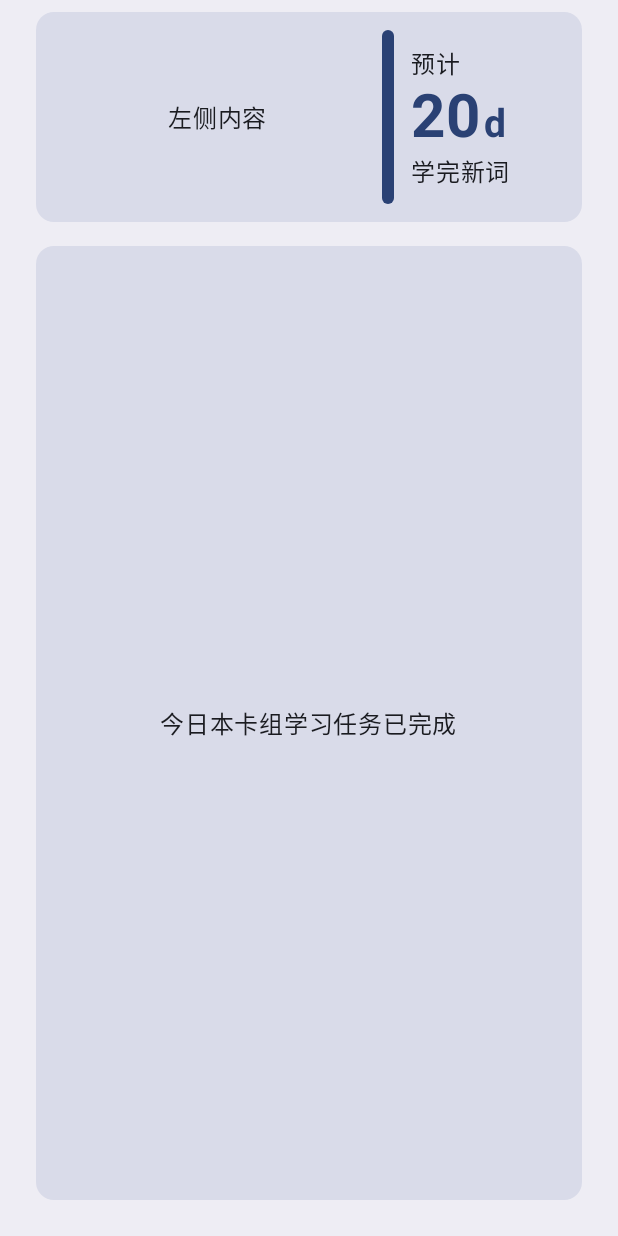
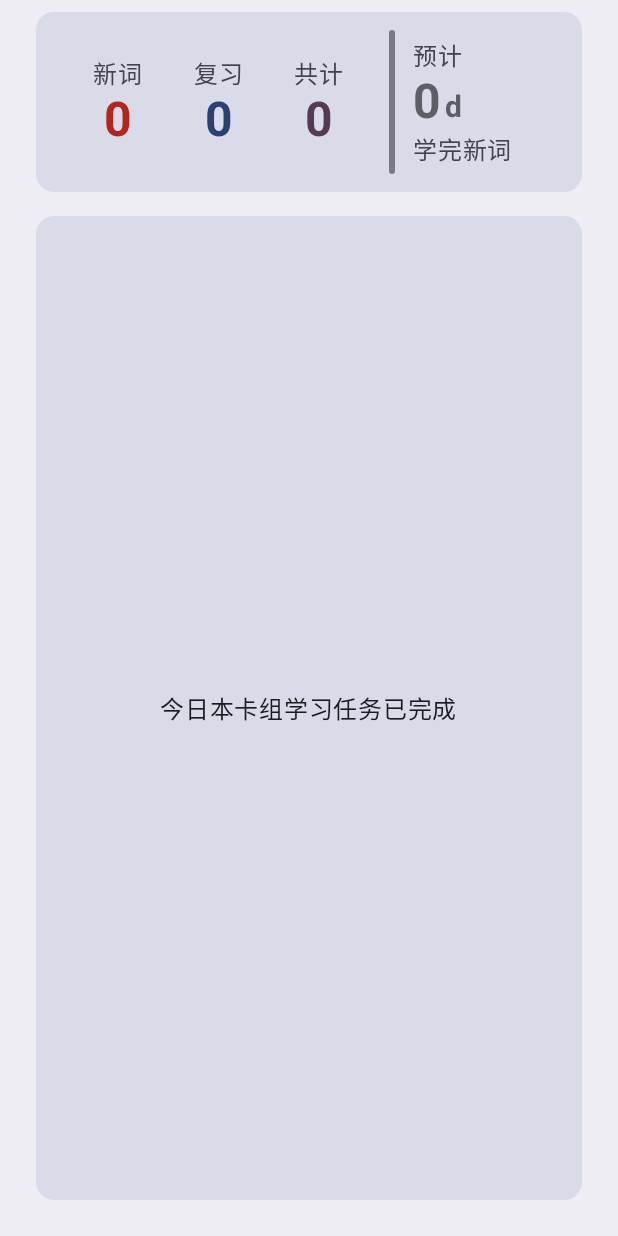
Before and after one commit to sakesane/Memori, an Android app built with Jetpack Compose: the composable CardScreen called with empty values, on a phone screen of 412 x 824 dp. Run offline under Robolectric (Android 15) with nearby library versions, the phone set to English and light mode, and no system bars; our stand-ins replace Dagger/Hilt's generated code, Room's generated code, accompanist, livedata-compose.

Commit message:
🥱完成 topInfo + 调整字体大小

```diff
--- a/app/src/main/java/com/example/memori/database/MemoriDB.kt
+++ b/app/src/main/java/com/example/memori/database/MemoriDB.kt
@@ -11,9 +11,8 @@ import com.example.memori.database.util.Converters
     entities = [
         Card::class,
         Deck::class,
-        Revlog::class,
     ],
-    version = 3,
+    version = 4,
     exportSchema = false
 )
 
@@ -21,5 +20,4 @@ import com.example.memori.database.util.Converters
 abstract class MemoriDB : RoomDatabase() {
     abstract fun cardDao(): CardDao
     abstract fun deckDao(): DeckDao
-    abstract fun revlogDao(): RevlogDao
 }
--- a/app/src/main/java/com/example/memori/database/dao/DeckDao.kt
+++ b/app/src/main/java/com/example/memori/database/dao/DeckDao.kt
@@ -24,4 +24,7 @@ interface DeckDao {
 
     @Query("SELECT * FROM decks")
     fun getAllFlow(): Flow<List<Deck>>
+
+    @Query("SELECT * FROM decks WHERE deckId = :deckId LIMIT 1")
+    fun getDeckFlow(deckId: Long): Flow<Deck?>
 }
--- a/app/src/main/java/com/example/memori/ui/bars/BottomNavBar.kt
+++ b/app/src/main/java/com/example/memori/ui/bars/BottomNavBar.kt
@@ -22,7 +22,7 @@ fun BottomNavBar(
 ) {
     val routes = listOf("home", "smart", "stats")
     val labels = listOf("主页", "AI", "统计")
-    val barColor = MaterialTheme.colorScheme.surface
+    val barColor = MaterialTheme.colorScheme.secondaryContainer
     val iconColor = MaterialTheme.colorScheme.onSurface
 
     NavigationBar(
--- a/app/src/main/java/com/example/memori/ui/card/CardScreen.kt
+++ b/app/src/main/java/com/example/memori/ui/card/CardScreen.kt
@@ -89,7 +89,7 @@ fun CardScreen(deckId: Long) {
         color = backgroundColor
     ) {
         Column(modifier = Modifier.fillMaxSize()) {
-            TopInfo()
+            TopInfo(deckId = deckId)
 
             // 队列非空时
             if (cards.isNotEmpty()){
--- a/app/src/main/java/com/example/memori/ui/card/topInfo/TopInfo.kt
+++ b/app/src/main/java/com/example/memori/ui/card/topInfo/TopInfo.kt
@@ -14,22 +14,43 @@ import androidx.compose.foundation.layout.height
 import androidx.compose.foundation.layout.padding
 import androidx.compose.foundation.layout.statusBars
 import androidx.compose.foundation.layout.width
+import androidx.compose.material3.MaterialTheme
 import androidx.compose.material3.Surface
 import androidx.compose.material3.Text
 import androidx.compose.runtime.Composable
+import androidx.compose.runtime.LaunchedEffect
+import androidx.compose.runtime.collectAsState
+import androidx.compose.runtime.remember
 import androidx.compose.ui.Alignment
 import androidx.compose.ui.Modifier
-import androidx.compose.ui.tooling.preview.Preview
 import androidx.compose.ui.unit.dp
 import androidx.compose.ui.unit.sp
+import androidx.hilt.navigation.compose.hiltViewModel
+import androidx.compose.runtime.getValue
+import androidx.compose.runtime.mutableStateOf
+import androidx.compose.runtime.setValue
+import com.example.memori.database.entity.Deck
 
 @Composable
-fun TopInfo() {
+fun TopInfo(deckId: Long, viewModel: TopInfoViewModel = hiltViewModel()) {
+    val deck by viewModel.deckFlow(deckId).collectAsState(initial = null)
+    var allNewCount by remember { mutableStateOf(0) }
+
+    LaunchedEffect(deckId) {
+        allNewCount = viewModel.getAllNewCount(deckId)
+    }
+
+    val expectedDays = getExpectedStudyDays(deck, allNewCount)
+
     val statusBarHeight = WindowInsets.statusBars.asPaddingValues().calculateTopPadding()
     // 主题
-    val outsideColor =  androidx.compose.material3.MaterialTheme.colorScheme.surface
-    val numberColor = androidx.compose.material3.MaterialTheme.colorScheme.primary
-    val barColor = androidx.compose.material3.MaterialTheme.colorScheme.primary
+    val outsideColor =  MaterialTheme.colorScheme.surface
+    val dayColor = MaterialTheme.colorScheme.outline
+    val barColor = MaterialTheme.colorScheme.outlineVariant
+    val rTextColor = MaterialTheme.colorScheme.onSurfaceVariant
+    val newColor = MaterialTheme.colorScheme.error
+    val relearnColor = MaterialTheme.colorScheme.primary
+    val sumColor = MaterialTheme.colorScheme.tertiary
 
     Surface(
         modifier = Modifier
@@ -39,9 +60,9 @@ fun TopInfo() {
                 end = 24.dp
             )
             .fillMaxWidth()
-            .height(140.dp),
+            .height(120.dp),
         color = outsideColor,
-        shape = androidx.compose.material3.MaterialTheme.shapes.medium,
+        shape = MaterialTheme.shapes.medium,
         tonalElevation = 20.dp
     ) {
         Box(
@@ -57,23 +78,32 @@ fun TopInfo() {
                 // 左侧内容
                 Box(
                     modifier = Modifier
-                        .weight(2f)
+                        .weight(2.1f)
                         .fillMaxHeight(),
                     contentAlignment = Alignment.Center
                 ) {
-                    Text(
-                        text = "左侧内容",
-                        color = androidx.compose.material3.MaterialTheme.colorScheme.onSurface
-                    )
+                    Row(
+                        verticalAlignment = Alignment.CenterVertically,
+                        horizontalArrangement = Arrangement.SpaceEvenly,
+                        modifier = Modifier.fillMaxWidth()
+                    ) {
+                        val newCount = deck?.newCount ?: 0
+                        val reviewCount = deck?.reviewCount ?: 0
+                        val sumCount = newCount + reviewCount
+                        statusCountBox("新词", newCount, newColor)
+                        statusCountBox("复习", reviewCount, relearnColor)
+                        statusCountBox("共计", sumCount, sumColor)
+                    }
                 }
+                Spacer(modifier = Modifier.width(4.dp))
                 Surface(
                     modifier = Modifier
-                        .width(8.dp)
+                        .width(4.dp)
                         .fillMaxHeight(),
                     color = barColor,
-                    shape = androidx.compose.material3.MaterialTheme.shapes.medium
+                    shape = MaterialTheme.shapes.medium
                 ){}
-                Spacer(modifier = Modifier.width(4.dp))
+                Spacer(modifier = Modifier.width(8.dp))
                 // 右侧内容
                 Box(
                     modifier = Modifier
@@ -84,32 +114,35 @@ fun TopInfo() {
                 ) {
                     Column(
                         modifier = Modifier
-                            .padding(3.dp),
+                            .fillMaxSize(),
                         verticalArrangement = Arrangement.Center,
                         horizontalAlignment = Alignment.Start
                     ) {
                         Text(
                             text = "预计",
-                            color = androidx.compose.material3.MaterialTheme.colorScheme.onSurface
+                            color = rTextColor
                         )
-                        Row(modifier = Modifier.fillMaxWidth(), verticalAlignment = Alignment.Bottom) {
+                        Row(
+                            modifier = Modifier.fillMaxWidth(),
+                            verticalAlignment = Alignment.Bottom
+                        ) {
                             Text(
-                                text = "20",
-                                color = numberColor,
+                                text = expectedDays.toString(),
+                                color = dayColor,
                                 fontWeight = androidx.compose.ui.text.font.FontWeight.Bold,
-                                fontSize = 40.sp
+                                fontSize = 32.sp
                             )
                             Text(
                                 text = "d",
-                                color = numberColor,
+                                color = dayColor,
                                 fontWeight = androidx.compose.ui.text.font.FontWeight.Bold,
-                                fontSize = 26.sp, // 更小的字号
+                                fontSize = 20.sp,
                                 modifier = Modifier.padding(start = 2.dp, bottom = 4.dp)
                             )
                         }
                         Text(
                             text = "学完新词",
-                            color = androidx.compose.material3.MaterialTheme.colorScheme.onSurface
+                            color = rTextColor
                         )
                     }
                 }
@@ -118,9 +151,28 @@ fun TopInfo() {
     }
 }
 
+private fun getExpectedStudyDays(deck: Deck?, allNewCount: Int): Int {
+    if (deck?.newCardLimit == null || deck.newCardLimit == 0) return 0
+    val newCardLimit = deck.newCardLimit ?: 1
+    return (allNewCount + newCardLimit - 1) / newCardLimit // 向上取整
+}
 
-@Preview(showBackground = true)
 @Composable
-fun TopInfoPreview() {
-    TopInfo()
+fun statusCountBox(status: String, count: Int, numberColor: androidx.compose.ui.graphics.Color) {
+    Column(
+        horizontalAlignment = Alignment.CenterHorizontally,
+        verticalArrangement = Arrangement.Center,
+        modifier = Modifier.padding(horizontal = 8.dp)
+    ) {
+        Text(
+            text = status,
+            color = MaterialTheme.colorScheme.onSurfaceVariant
+        )
+        Text(
+            text = count.toString(),
+            color = numberColor,
+            fontWeight = androidx.compose.ui.text.font.FontWeight.Bold,
+            fontSize = 32.sp
+        )
+    }
 }
--- a/app/src/main/java/com/example/memori/ui/card/topInfo/TopInfoViewModel.kt
+++ b/app/src/main/java/com/example/memori/ui/card/topInfo/TopInfoViewModel.kt
@@ -4,8 +4,9 @@ import androidx.lifecycle.ViewModel
 import com.example.memori.database.MemoriDB
 import com.example.memori.database.entity.Deck
 import dagger.hilt.android.lifecycle.HiltViewModel
-import kotlinx.coroutines.flow.MutableStateFlow
-import kotlinx.coroutines.flow.StateFlow
+import kotlinx.coroutines.Dispatchers
+import kotlinx.coroutines.flow.Flow
+import kotlinx.coroutines.withContext
 import javax.inject.Inject
 
 @HiltViewModel
@@ -14,6 +15,28 @@ class TopInfoViewModel @Inject constructor(
 ) : ViewModel() {
     private val deckDao = db.deckDao()
     private val cardDao = db.cardDao()
-    private val _decks = MutableStateFlow<List<Deck>>(emptyList())
-    val decks: StateFlow<List<Deck>> = _decks
+
+    fun deckFlow(deckId: Long): Flow<Deck?> {
+        return deckDao.getDeckFlow(deckId)
+    }
+
+    // 递归获取所有子孙deckId
+    private suspend fun getAllDescendantDeckIds(deckId: Long): List<Long> {
+        val result = mutableListOf<Long>()
+        suspend fun dfs(id: Long) {
+            result.add(id)
+            val children = deckDao.getChildren(id)
+            for (child in children) {
+                dfs(child.deckId)
+            }
+        }
+        dfs(deckId)
+        return result
+    }
+
+    // 查询该deck及所有子孙deck的new卡数量
+    suspend fun getAllNewCount(deckId: Long): Int = withContext(Dispatchers.IO) {
+        val allIds = getAllDescendantDeckIds(deckId)
+        cardDao.getNewCardCountByDeckIds(allIds)
+    }
 }
```
Also changed, not shown: app/src/main/java/com/example/memori/database/dao/CardDao.kt (+7 -0 lines), app/src/main/java/com/example/memori/database/dao/RevlogDao.kt (deleted, +0 -16 lines), app/src/main/java/com/example/memori/database/entity/Mapper.kt (+0 -12 lines), app/src/main/java/com/example/memori/database/entity/Revlog.kt (deleted, +0 -27 lines), app/src/main/java/com/example/memori/ui/card/CardContent.kt (+9 -4 lines), app/src/main/java/com/example/memori/ui/home/HomeContent.kt (+10 -10 lines).
